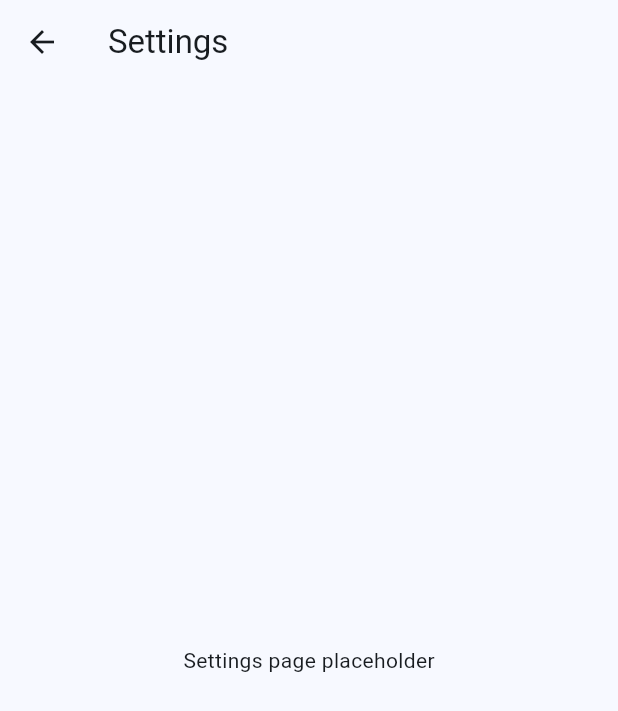
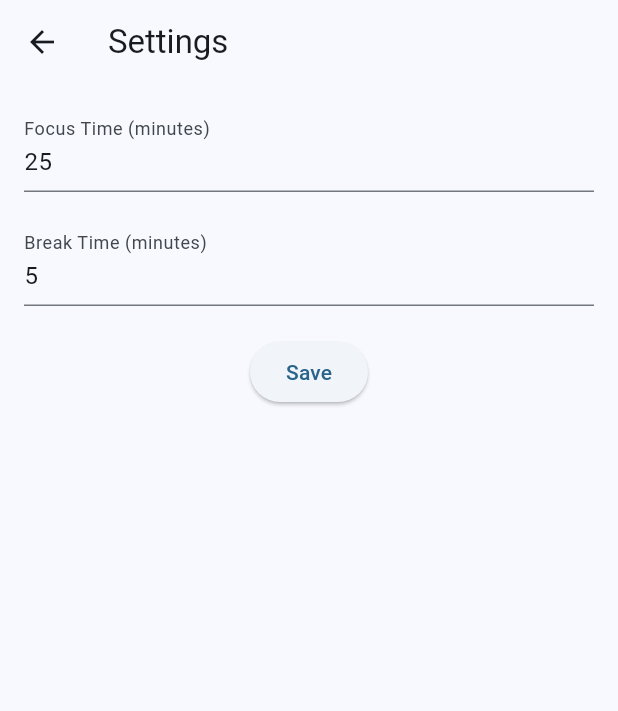
Before and after one commit to keeyank/Pomodoro, a Flutter app: the SettingsPage screen opened directly, on a phone screen of 412 x 824 dp. Shown: the top 711 px of the screen. Run offline on Flutter 3.47's test engine with Material 3 defaults, Android fonts, the phone set to English and light mode, and no system bars; our stand-ins replace audioplayers, vibration.

Commit message:
Add settings form

```diff
--- a/lib/main.dart
+++ b/lib/main.dart
@@ -294,15 +294,89 @@ class _PomodoroState extends State<Pomodoro> {
   }
 }
 
-class SettingsPage extends StatelessWidget {
+class SettingsPage extends StatefulWidget {
+  @override
+  State<SettingsPage> createState() => _SettingsPageState();
+}
+
+class _SettingsPageState extends State<SettingsPage> {
+  final _formKey = GlobalKey<FormState>();
+
+  final TextEditingController _focusTimeController = TextEditingController();
+  final TextEditingController _breakTimeController = TextEditingController();
+
+  String? isValidNum(String? value) {
+    if (value == null || value.isEmpty) {
+      return 'Please enter a number';
+    }
+    if (int.tryParse(value) == null) {
+      return 'Please enter a valid number';
+    }
+    return null;
+  }
+
+@override
+  void initState() {
+    super.initState();
+    final pomodoroMode = Provider.of<PomodoroMode>(context, listen: false);
+    _focusTimeController.text = pomodoroMode.focusTime.toString();
+    _breakTimeController.text = pomodoroMode.breakTime.toString();
+  }
+
+  @override
+  void dispose() {
+    _focusTimeController.dispose();
+    _breakTimeController.dispose();
+    super.dispose();
+  }
+
   @override
   Widget build(BuildContext context) {
+    final pomodoroMode = Provider.of<PomodoroMode>(context, listen: false);
+    _focusTimeController.text = (pomodoroMode.focusTime ~/ 60).toString();
+    _breakTimeController.text = (pomodoroMode.breakTime ~/ 60).toString();
+
     return Scaffold(
       appBar: AppBar(
         title: Text('Settings'),
       ),
-      body: Center(
-        child: Text('Settings page placeholder'),
+      body: Padding(
+        padding: const EdgeInsets.all(16.0),
+        child: Form(
+          key: _formKey,
+          child: Column(
+            children: [
+              TextFormField(
+                controller: _focusTimeController,
+                decoration: InputDecoration(labelText: 'Focus Time (minutes)'),
+                keyboardType: TextInputType.number,
+                validator: isValidNum,
+              ),
+              SizedBox(height: 20),
+              TextFormField(
+                controller: _breakTimeController,
+                decoration: InputDecoration(labelText: 'Break Time (minutes)'),
+                keyboardType: TextInputType.number,
+                validator: isValidNum,
+              ),
+              SizedBox(height: 20),
+              ElevatedButton(
+                onPressed: () {
+                  if (_formKey.currentState!.validate()) {
+                    int newFocusTime = int.parse(_focusTimeController.text);
+                    int newBreakTime = int.parse(_breakTimeController.text);
+                    Provider.of<PomodoroMode>(context, listen: false).updateTimes(
+                      newFocusTime * 60,
+                      newBreakTime * 60
+                    );
+                    Navigator.pop(context);
+                  }
+                },
+                child: Text('Save'),
+              ),
+            ],
+          ),
+        ),
       ),
     );
   }
```
